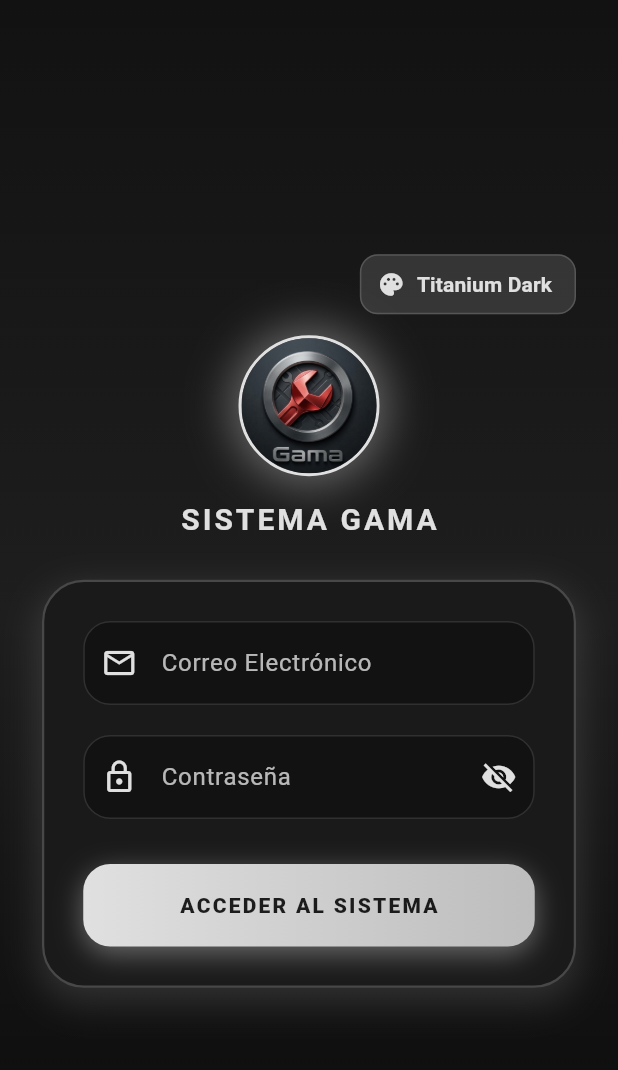
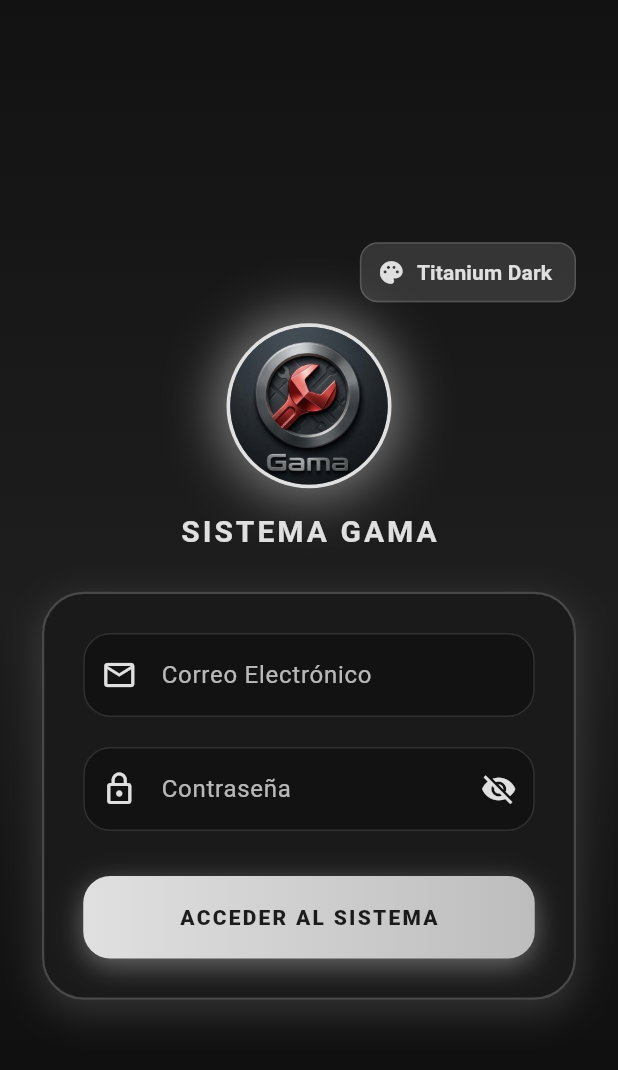
Before and after one commit to Brafa99/gama_taller_app_brafacorp, a Flutter app: the screen it shows after launch, on a phone screen of 412 x 824 dp. Shown: the top 1070 px of the screen. Run offline on Flutter 3.47's test engine with Material 3 defaults, Android fonts, the phone set to English and light mode, and no system bars; our stand-ins replace cloud_firestore, firebase_auth, firebase_core, fl_chart, flutter_image_compress, image_picker and 3 more; accounts and stored records are empty; project files that could hold a hidden picture were left out.

Commit message:
Update login.dart

```diff
--- a/lib/login.dart
+++ b/lib/login.dart
@@ -175,24 +175,30 @@ class _LoginPageState extends State<LoginPage> {
                       const SizedBox(height: 10),
 
                       /// 🔴 LOGO NUEVO OFICIAL CON EFECTO DE BRILLO
+                     /// 🔴 LOGO NUEVO OFICIAL AMPLIADO CON BRILLO NEÓN
                       Container(
+                        width: 110,
+                        height: 110,
                         decoration: BoxDecoration(
                           shape: BoxShape.circle,
-                          border: Border.all(color: theme.primaryColor, width: 2),
+                          border: Border.all(color: theme.primaryColor, width: 2.5),
                           boxShadow: [
                             BoxShadow(
-                              color: theme.primaryColor.withOpacity(0.4),
-                              blurRadius: 25,
-                              spreadRadius: 5,
+                              color: theme.primaryColor.withOpacity(0.5),
+                              blurRadius: 30,
+                              spreadRadius: 6,
                             )
                           ],
                         ),
                         child: ClipOval(
                           child: Image.asset(
-                            'assets/gama_icon.jpeg', // 👈 Nuevo logotipo oficial
-                            height: 90,
-                            width: 90,
+                            'assets/gama_icon.jpeg',
                             fit: BoxFit.cover,
+                            errorBuilder: (context, error, stackTrace) => Icon(
+                              Icons.motorcycle,
+                              size: 55,
+                              color: theme.primaryColor,
+                            ),
                           ),
                         ),
                       ),
```
